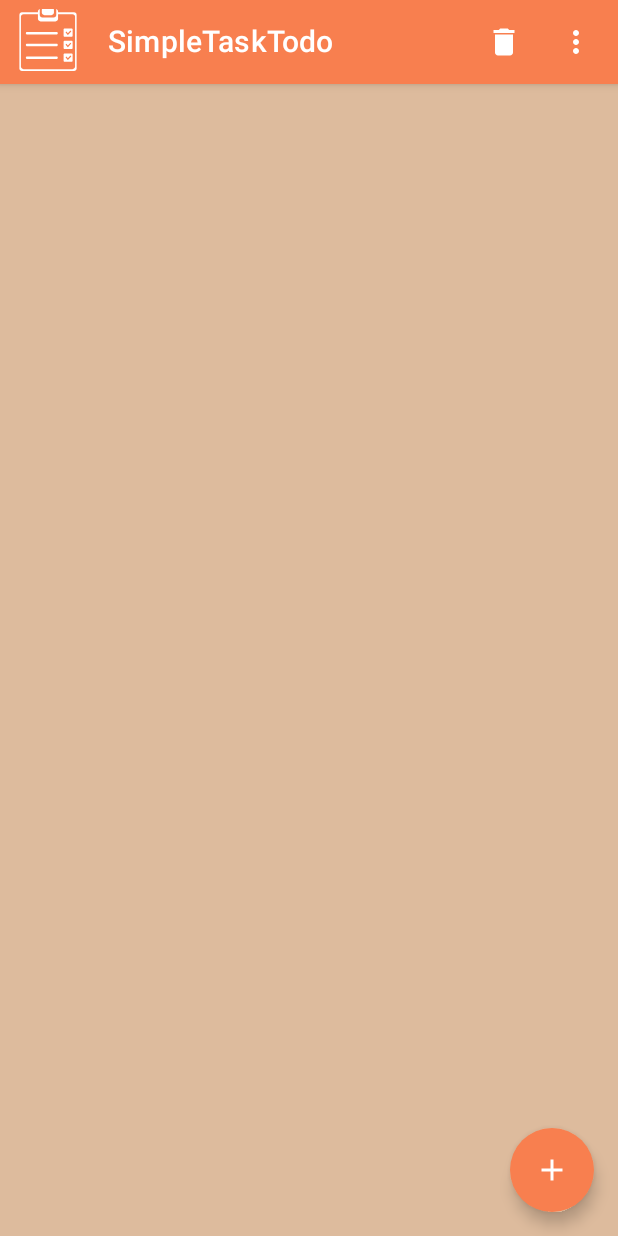
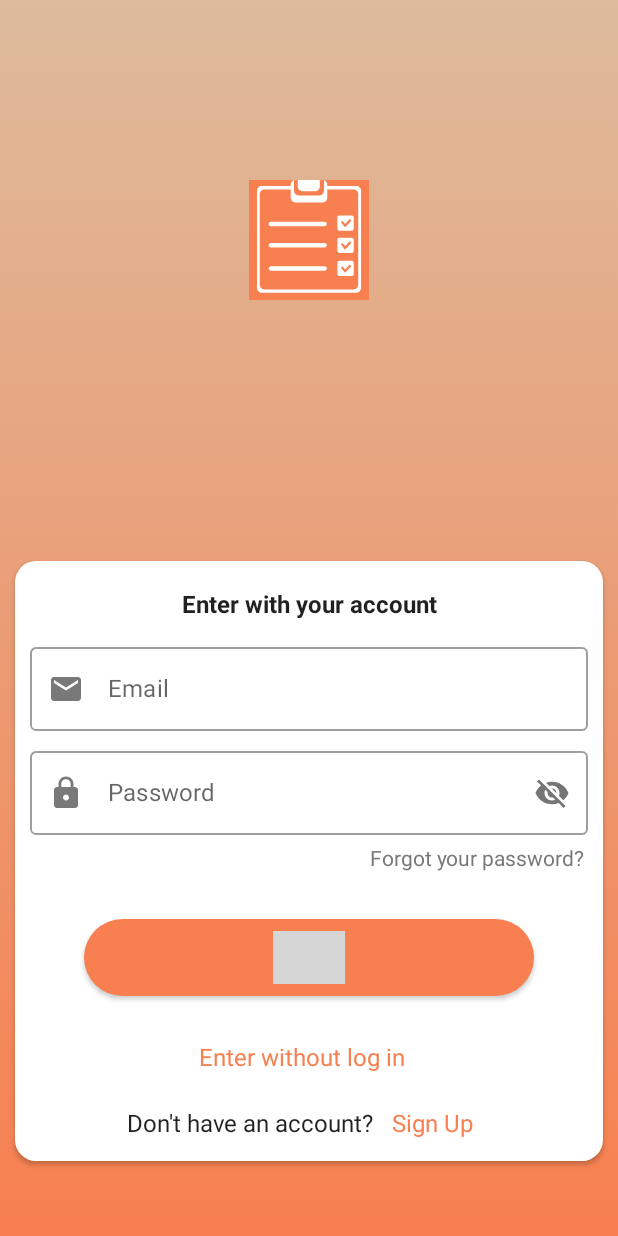
Before and after one commit to Eslicdm/SimpleTaskTodo, an Android app built with Jetpack Compose: the screen it shows after launch (MainActivity), on a phone screen of 412 x 824 dp. Run offline under Robolectric (Android 15) with nearby library versions, the phone set to English and light mode, and no system bars; our stand-ins replace Room's generated code; 1 statement that could not run was skipped; grey boxes are pictures that could not be loaded.

Commit message:
SignInScreen

```diff
--- a/app/src/main/java/com/eslirodrigues/simpletasktodo/MainActivity.kt
+++ b/app/src/main/java/com/eslirodrigues/simpletasktodo/MainActivity.kt
@@ -6,6 +6,7 @@ import androidx.activity.compose.setContent
 import androidx.compose.animation.ExperimentalAnimationApi
 import androidx.compose.ui.ExperimentalComposeUiApi
 import com.eslirodrigues.simpletasktodo.ui.TodoScreen
+import com.eslirodrigues.simpletasktodo.ui.login.SignInScreen
 import com.eslirodrigues.simpletasktodo.ui.theme.SimpleTaskTodoTheme
 
 class MainActivity : ComponentActivity() {
@@ -15,7 +16,7 @@ class MainActivity : ComponentActivity() {
         super.onCreate(savedInstanceState)
         setContent {
             SimpleTaskTodoTheme {
-                TodoScreen()
+                SignInScreen()
             }
         }
     }
--- /dev/null
+++ b/app/src/main/java/com/eslirodrigues/simpletasktodo/ui/login/SignInScreen.kt
@@ -0,0 +1,205 @@
+package com.eslirodrigues.simpletasktodo.ui.login
+
+import androidx.compose.foundation.Image
+import androidx.compose.foundation.background
+import androidx.compose.foundation.clickable
+import androidx.compose.foundation.layout.*
+import androidx.compose.foundation.shape.CornerSize
+import androidx.compose.foundation.shape.RoundedCornerShape
+import androidx.compose.foundation.text.KeyboardOptions
+import androidx.compose.material.*
+import androidx.compose.material.icons.Icons
+import androidx.compose.material.icons.filled.Email
+import androidx.compose.material.icons.filled.Lock
+import androidx.compose.material.icons.filled.Visibility
+import androidx.compose.material.icons.filled.VisibilityOff
+import androidx.compose.runtime.*
+import androidx.compose.ui.Alignment
+import androidx.compose.ui.Modifier
+import androidx.compose.ui.focus.onFocusChanged
+import androidx.compose.ui.graphics.Brush
+import androidx.compose.ui.res.painterResource
+import androidx.compose.ui.res.stringResource
+import androidx.compose.ui.text.font.FontWeight
+import androidx.compose.ui.text.input.ImeAction
+import androidx.compose.ui.text.input.KeyboardType
+import androidx.compose.ui.text.input.PasswordVisualTransformation
+import androidx.compose.ui.text.input.VisualTransformation
+import androidx.compose.ui.text.intl.Locale
+import androidx.compose.ui.text.toUpperCase
+import androidx.compose.ui.tooling.preview.Preview
+import androidx.compose.ui.unit.dp
+import androidx.compose.ui.unit.sp
+import com.eslirodrigues.simpletasktodo.R
+import com.eslirodrigues.simpletasktodo.ui.theme.DarkGray
+import com.eslirodrigues.simpletasktodo.ui.theme.LightBrown
+import com.eslirodrigues.simpletasktodo.ui.theme.LightDarkBrown
+
+@Composable
+fun SignInScreen() {
+    var inputEmail by remember { mutableStateOf("") }
+    var iconEmailState by remember { mutableStateOf(false) }
+    var inputPassword by remember { mutableStateOf("") }
+    var iconPasswordState by remember { mutableStateOf(false) }
+    var iconShowPasswordState by remember { mutableStateOf(false) }
+
+    Box(
+        modifier = Modifier
+            .background(
+                Brush.verticalGradient(
+                    colors = listOf(
+                        LightBrown,
+                        LightDarkBrown
+                    )
+                )
+            )
+            .fillMaxSize()
+    ) {
+        Image(
+            painterResource(R.drawable.ic_simpletasktodobrand),
+            contentDescription = stringResource(id = R.string.app_name),
+            modifier = Modifier
+                .align(Alignment.TopCenter)
+                .padding(top = 120.dp)
+                .width(80.dp)
+                .height(80.dp)
+        )
+        Card(
+            modifier = Modifier
+                .align(Alignment.BottomCenter)
+                .padding(horizontal = 10.dp, vertical = 50.dp)
+                .width(400.dp)
+                .height(400.dp),
+            elevation = 2.dp,
+            shape = RoundedCornerShape(corner = CornerSize(14.dp))
+        ) {
+            Column(
+                modifier = Modifier.fillMaxWidth()
+            ) {
+                Text(
+                    modifier = Modifier
+                        .padding(top = 20.dp, bottom = 5.dp)
+                        .align(Alignment.CenterHorizontally),
+                    text = stringResource(id = R.string.enter_your_account),
+                    fontWeight = FontWeight.Bold
+                )
+                OutlinedTextField(
+                    modifier = Modifier
+                        .onFocusChanged {
+                            iconEmailState = !iconEmailState
+                        }
+                        .padding(horizontal = 10.dp, vertical = 5.dp)
+                        .fillMaxWidth(),
+                    value = inputEmail,
+                    onValueChange = {
+                        inputEmail = it
+                    },
+                    label = {
+                        Text(text = stringResource(id = R.string.email))
+                    },
+                    leadingIcon = {
+                        Icon(
+                            imageVector = Icons.Default.Email,
+                            contentDescription = stringResource(id = R.string.add),
+                            tint = if (iconEmailState) DarkGray else LightDarkBrown
+                        )
+                    },
+                    singleLine = true
+                )
+
+                OutlinedTextField(
+                    modifier = Modifier
+                        .onFocusChanged {
+                            iconPasswordState = !iconPasswordState
+                        }
+                        .padding(horizontal = 10.dp)
+                        .fillMaxWidth(),
+                    value = inputPassword,
+                    onValueChange = {
+                        inputPassword = it
+                    },
+                    label = {
+                        Text(text = stringResource(id = R.string.password))
+                    },
+                    leadingIcon = {
+                        Icon(
+                            imageVector = Icons.Default.Lock,
+                            contentDescription = stringResource(id = R.string.add),
+                            tint = if (iconPasswordState) DarkGray else LightDarkBrown
+                        )
+                    },
+                    singleLine = true,
+                    keyboardOptions = KeyboardOptions(keyboardType = KeyboardType.Password, imeAction = ImeAction.Done),
+                    visualTransformation = if (iconShowPasswordState) VisualTransformation.None else PasswordVisualTransformation(),
+                    trailingIcon = {
+                        IconButton(onClick = { iconShowPasswordState = !iconShowPasswordState }) {
+                            Icon(
+                                imageVector = if (iconShowPasswordState) Icons.Default.Visibility else Icons.Default.VisibilityOff,
+                                contentDescription = "Password Toggle"
+                            )
+                        }
+                    }
+                )
+                Text(
+                    fontSize = 14.sp,
+                    color = DarkGray,
+                    text = stringResource(id = R.string.forgot_pass),
+                    modifier = Modifier
+                        .padding(end = 12.dp, top = 8.dp)
+                        .align(Alignment.End)
+                        .clickable {
+                            /* TODO navToForgotPass */
+                        }
+                )
+                Button(
+                    modifier = Modifier
+                        .fillMaxWidth()
+                        .height(115.dp)
+                        .padding(vertical = 32.dp, horizontal = 46.dp)
+                        .align(Alignment.CenterHorizontally),
+                    colors = ButtonDefaults.buttonColors(backgroundColor = LightDarkBrown),
+                    shape = RoundedCornerShape(corner = CornerSize(50.dp)),
+                    onClick = { /* TODO navToList */ }
+                ) {
+                    Text(
+                        text = stringResource(id = R.string.log_in).toUpperCase(Locale.current)
+                    )
+                }
+                Text(
+                    color = LightDarkBrown,
+                    text = stringResource(id = R.string.enter_without_login),
+                    modifier = Modifier
+                        .padding(end = 10.dp, bottom = 25.dp)
+                        .align(Alignment.CenterHorizontally)
+                        .clickable {
+                            /* TODO navToList */
+                        }
+                )
+                Row(modifier = Modifier.align(Alignment.CenterHorizontally)) {
+                    Text(
+                        text = stringResource(id = R.string.dont_have_account),
+                        modifier = Modifier
+                            .padding(end = 12.dp)
+                            .align(Alignment.CenterVertically)
+                    )
+                    Text(
+                        color = LightDarkBrown,
+                        text = stringResource(id = R.string.sign_up),
+                        modifier = Modifier
+                            .padding(end = 12.dp)
+                            .align(Alignment.CenterVertically)
+                            .clickable {
+                                /* TODO navToSignUp */
+                            }
+                    )
+                }
+            }
+        }
+    }
+}
+
+@Preview
+@Composable
+fun PreviewSignInScreen() {
+
+}
```
